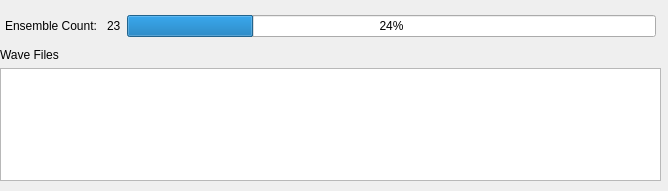
The window that Monitor_View/monitor_view.ui (ricorx7/PyAutoWaves) describes before a commit, drawn with Qt 5.
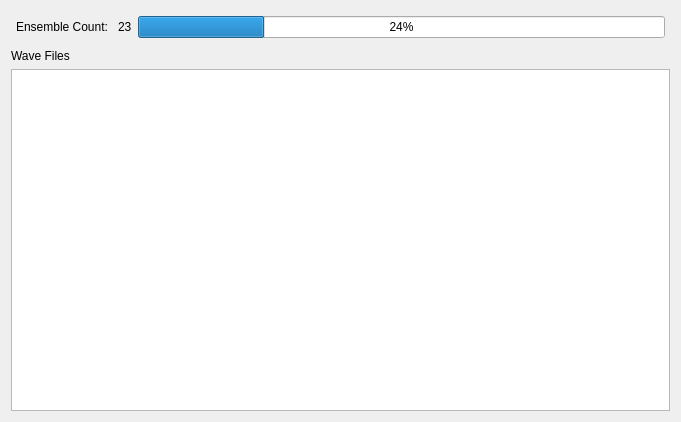
The same window after the commit.

Commit message: Update the layouts to move smoothly Added tooltips Fixed setup windows appearing at startup

```diff
--- a/Monitor_View/monitor_view.ui
+++ b/Monitor_View/monitor_view.ui
@@ -6,23 +6,14 @@
    <rect>
     <x>0</x>
     <y>0</y>
-    <width>668</width>
-    <height>191</height>
+    <width>681</width>
+    <height>422</height>
    </rect>
   </property>
   <property name="windowTitle">
    <string>Form</string>
   </property>
-  <widget class="QWidget" name="verticalLayoutWidget">
-   <property name="geometry">
-    <rect>
-     <x>0</x>
-     <y>10</y>
-     <width>661</width>
-     <height>171</height>
-    </rect>
-   </property>
-   <layout class="QVBoxLayout" name="verticalLayout">
+  <layout class="QVBoxLayout" name="verticalLayout_2">
     <item>
      <layout class="QHBoxLayout" name="horizontalLayout_2">
       <property name="leftMargin">
@@ -74,7 +65,6 @@
      <widget class="QTreeView" name="waveFileTreeView"/>
     </item>
    </layout>
-  </widget>
  </widget>
  <resources/>
  <connections/>
```
Lines whose indentation alone changed are shown as unchanged. The commit also changes 11 other files.
